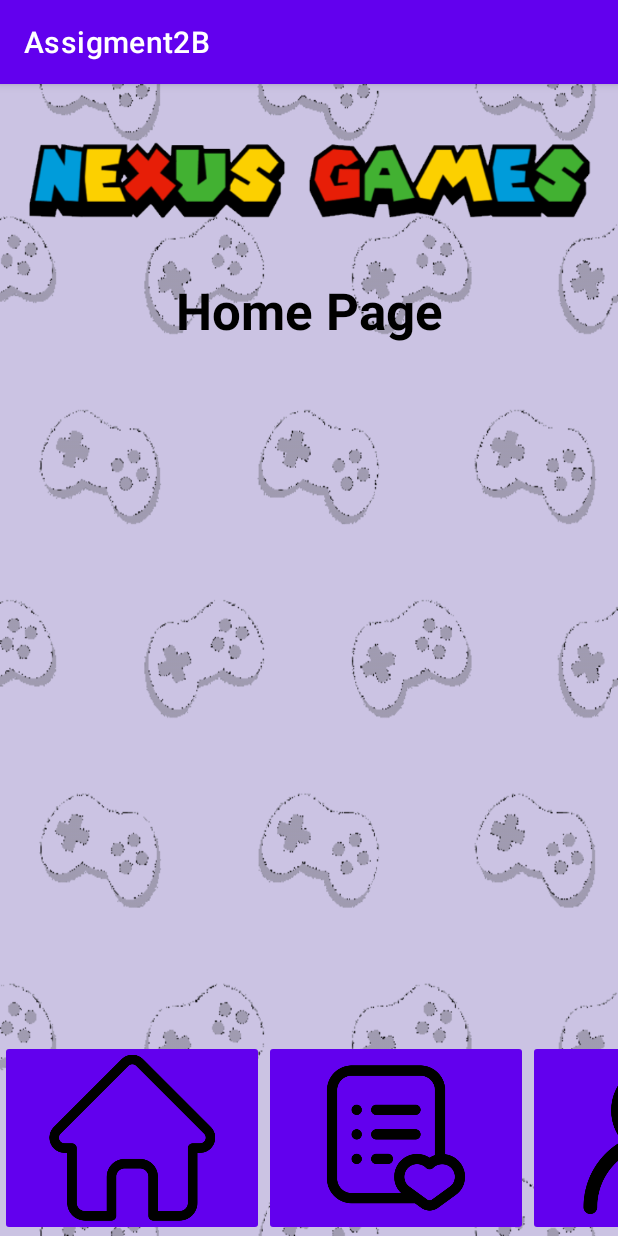
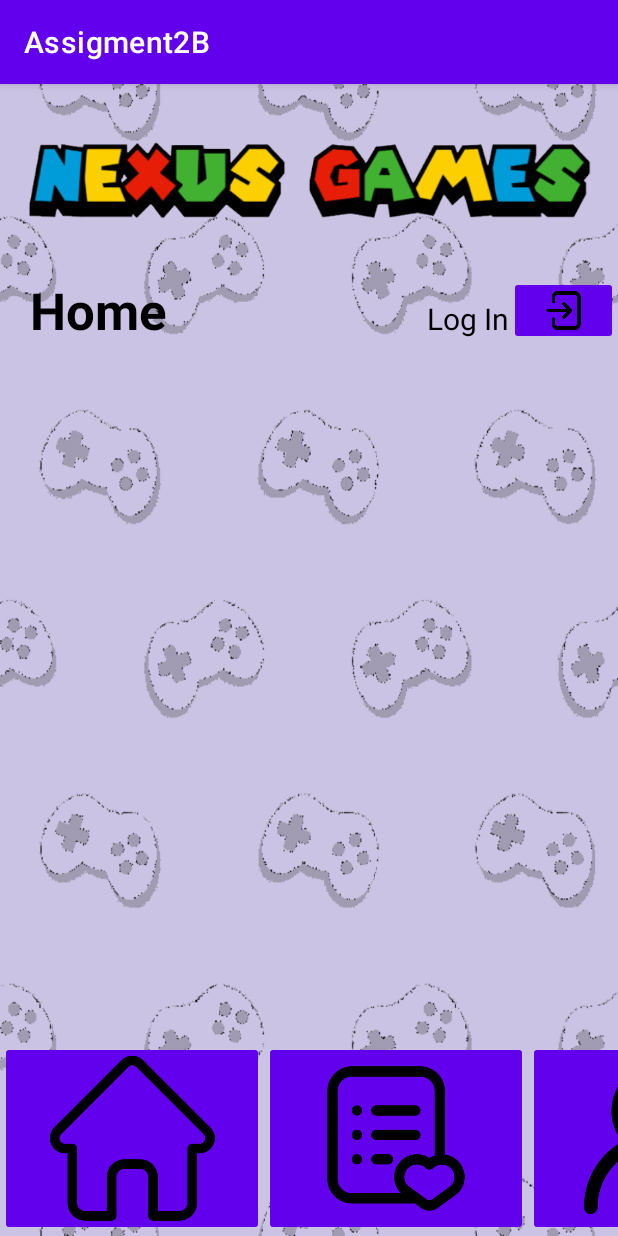
Before and after one commit to s310478/HIT238, an Android app: the HomeActivity screen opened directly, with no data from a screen before it, on a phone screen of 412 x 824 dp. Run offline under Robolectric (Android 15) with nearby library versions, the phone set to English and light mode, and no system bars.

Commit message:
Added Nav-bar & Log In Intent functionality
Username will show on home activity page.

```diff
--- a/app/src/main/java/com/example/assigment2b/HomeActivity.java
+++ b/app/src/main/java/com/example/assigment2b/HomeActivity.java
@@ -2,13 +2,61 @@ package com.example.assigment2b;
 
 import androidx.appcompat.app.AppCompatActivity;
 
+import android.content.Intent;
 import android.os.Bundle;
+import android.view.View;
+import android.widget.TextView;
 
 public class HomeActivity extends AppCompatActivity {
+
+    private TextView txtUsr;
 
     @Override
     protected void onCreate(Bundle savedInstanceState) {
         super.onCreate(savedInstanceState);
         setContentView(R.layout.activity_home);
+
+
+        this.txtUsr = (TextView) findViewById(R.id.lblUser);
+
+        Intent i = getIntent();
+        String username = i.getStringExtra("username");
+        if (username == null) {
+            txtUsr.setText("Log In");
+        }else {
+            txtUsr.setText(username);
+        }
+    }
+
+
+
+    public void showLogIn(View view) {
+
+        Intent i = new Intent(this, LogInActivity.class);
+        startActivity(i);
+    }
+
+    public void showHome(View view) {
+
+        Intent i = new Intent(this, HomeActivity.class);
+        startActivity(i);
+    }
+
+    public void showWish(View view) {
+
+        Intent i = new Intent(this, HomeActivity.class);
+        startActivity(i);
+    }
+
+    public void showCollection(View view) {
+
+        Intent i = new Intent(this, HomeActivity.class);
+        startActivity(i);
+    }
+
+    public void showAccount(View view) {
+
+        Intent i = new Intent(this, AccountActivity.class);
+        startActivity(i);
     }
 }
--- a/app/src/main/res/layout/activity_home.xml
+++ b/app/src/main/res/layout/activity_home.xml
@@ -21,16 +21,41 @@
             android:layout_height="wrap_content"
             app:srcCompat="@drawable/imglogo" />
 
+        <LinearLayout
+            android:layout_width="match_parent"
+            android:layout_height="46dp"
+            android:orientation="horizontal">
+
             <TextView
                 android:id="@+id/lblLogInHeading"
-            android:layout_width="match_parent"
+                android:layout_width="200dp"
                 android:layout_height="wrap_content"
-            android:text="Home Page"
-            android:textAlignment="center"
+                android:paddingLeft="20dp"
+                android:text="Home"
                 android:textColor="#000000"
                 android:textSize="34sp"
                 android:textStyle="bold"
                 app:textAllCaps="false" />
+
+            <TextView
+                android:id="@+id/lblUser"
+                android:layout_width="139dp"
+                android:layout_height="wrap_content"
+                android:gravity="right"
+                android:text=""
+                android:textColor="#000000"
+                android:textSize="20sp" />
+
+            <ImageButton
+                android:id="@+id/imageButton3"
+                android:layout_width="wrap_content"
+                android:layout_height="wrap_content"
+                android:layout_marginLeft="0dp"
+                android:onClick="showLogIn"
+                android:backgroundTint="#6200ee"
+                android:scaleType="fitCenter"
+                app:srcCompat="@drawable/log_in" />
+        </LinearLayout>
 
         <LinearLayout
             android:layout_width="match_parent"
@@ -46,39 +71,45 @@
 
 
             <ImageButton
-                android:id="@+id/imageButton"
+                android:id="@+id/btnHome"
                 android:layout_width="wrap_content"
                 android:layout_height="wrap_content"
                 android:layout_weight="1"
                 android:backgroundTint="#6200ee"
                 android:scaleType="fitCenter"
+                android:onClick="showHome"
                 android:src="@drawable/home" />
 
             <ImageButton
-                android:id="@+id/imageButton2"
+                android:id="@+id/btnWish"
                 android:layout_width="wrap_content"
                 android:layout_height="wrap_content"
                 android:layout_weight="1"
                 android:backgroundTint="#6200ee"
                 android:scaleType="fitCenter"
+                android:onClick="showWish"
                 android:src="@drawable/lists" />
 
             <ImageButton
-                android:id="@+id/imageButton3"
+                android:id="@+id/btnCollection"
                 android:layout_width="wrap_content"
                 android:layout_height="wrap_content"
                 android:layout_weight="1"
                 android:backgroundTint="#6200ee"
                 android:scaleType="fitCenter"
+                android:onClick="showCollection"
                 android:src="@drawable/collection" />
 
+
+                app:textAllCaps="false" />
             <ImageButton
-                android:id="@+id/imageButton4"
+                android:id="@+id/btnAccount"
                 android:layout_width="wrap_content"
                 android:layout_height="wrap_content"
                 android:layout_weight="1"
                 android:backgroundTint="#6200ee"
                 android:scaleType="fitCenter"
+                android:onClick="showAccount"
                 android:src="@drawable/account" />
         </LinearLayout>
 
```
Also changed, not shown: app/src/main/java/com/example/assigment2b/AccountActivity.java (+32 -0 lines), app/src/main/java/com/example/assigment2b/LogInActivity.java (+35 -0 lines), app/src/main/res/layout/activity_account.xml (+28 -6 lines), app/src/main/res/layout/activity_login.xml (+10 -4 lines). Lines whose indentation alone changed are shown as unchanged.
